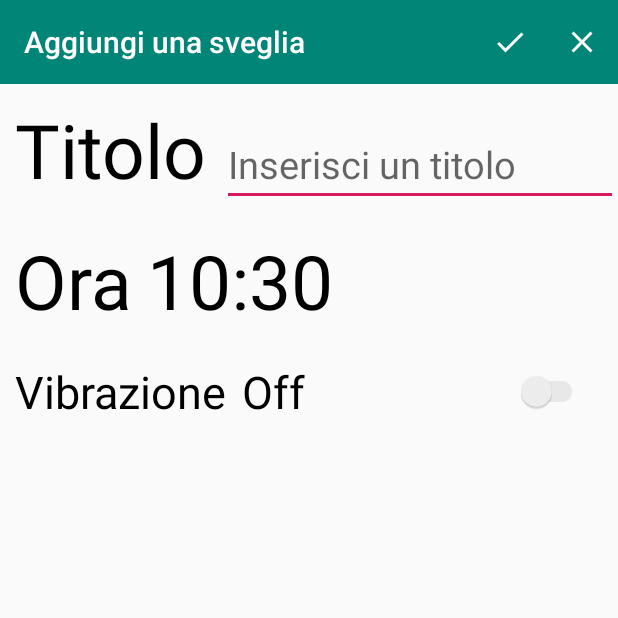
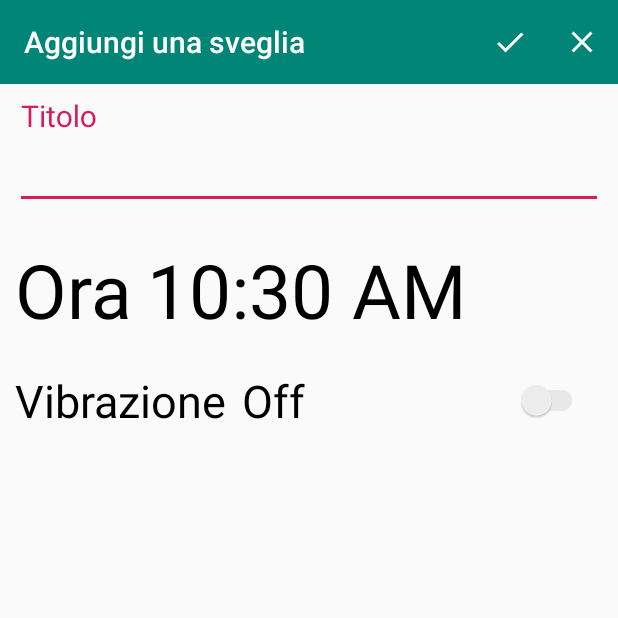
Before and after one commit to nico9779/ProgettoESP, an Android app: the ActivityAddEditAlarm screen opened directly, with no data from a screen before it, on a phone screen of 412 x 824 dp, the top half of it. Run offline under Robolectric (Android 15) with nearby library versions, the phone set to English and light mode, and no system bars; our stand-ins replace Room's generated code.

Commit message:
Aggiunto notifiche e suoni agli allarmi

```diff
--- a/app/src/main/AndroidManifest.xml
+++ b/app/src/main/AndroidManifest.xml
@@ -3,6 +3,7 @@
     package="it.gliandroidiani.progettoesp">
 
     <uses-permission android:name="com.android.alarm.permission.SET_ALARM" />
+    <uses-permission android:name="android.permission.VIBRATE" />
 
     <application
         android:allowBackup="true"
@@ -34,6 +35,9 @@
                 <category android:name="android.intent.category.VOICE" />
             </intent-filter>
         </activity>
+
+        <receiver android:name=".AlertReceiver"/>
+
     </application>
 
 </manifest>
--- a/app/src/main/java/it/gliandroidiani/progettoesp/ActivityAddEditAlarm.java
+++ b/app/src/main/java/it/gliandroidiani/progettoesp/ActivityAddEditAlarm.java
@@ -1,7 +1,10 @@
 package it.gliandroidiani.progettoesp;
 
+import android.app.AlarmManager;
+import android.app.PendingIntent;
 import android.app.TimePickerDialog;
 import android.arch.lifecycle.ViewModelProviders;
+import android.content.Context;
 import android.content.Intent;
 import android.support.v4.app.DialogFragment;
 import android.support.v7.app.AppCompatActivity;
@@ -17,13 +20,14 @@ import android.widget.TextView;
 import android.widget.TimePicker;
 import android.widget.Toast;
 
+import java.text.DateFormat;
 import java.util.Calendar;
 
 public class ActivityAddEditAlarm extends AppCompatActivity implements TimePickerDialog.OnTimeSetListener {
 
     private AlarmViewModel alarmViewModel;
     Toolbar alarmToolbar;
-    TextView time;
+    TextView time_picked;
     TextView vibration_state;
     EditText alarmTitle;
     SwitchCompat vibration_switch;
@@ -32,9 +36,9 @@ public class ActivityAddEditAlarm extends AppCompatActivity implements TimePicke
     protected void onCreate(Bundle savedInstanceState)
     {
         super.onCreate(savedInstanceState);
-        setContentView(R.layout.activity_add_alarm);
+        setContentView(R.layout.activity_add_edit_alarm);
 
-        time = findViewById(R.id.time);
+        time_picked = findViewById(R.id.time_picked);
         vibration_switch = findViewById(R.id.vibration_switch);
         vibration_state = findViewById(R.id.vibration_state);
         alarmTitle = findViewById(R.id.alarm_title);
@@ -45,10 +49,10 @@ public class ActivityAddEditAlarm extends AppCompatActivity implements TimePicke
 
 
         final Calendar c = Calendar.getInstance();
-        int hour = c.get(Calendar.HOUR_OF_DAY);
+        int hours = c.get(Calendar.HOUR_OF_DAY);
         int minute = c.get(Calendar.MINUTE);
 
-        time.setText(hour+":"+minute);
+        updateTimeText(hours, minute);
 
         //Metodo che viene invocato quando cambio lo stato dello switch
         vibration_switch.setOnCheckedChangeListener(new CompoundButton.OnCheckedChangeListener() {
@@ -65,14 +69,19 @@ public class ActivityAddEditAlarm extends AppCompatActivity implements TimePicke
         if(intent.hasExtra(AlarmFragment.EXTRA_ID)){
             alarmToolbar.setTitle("Modifica sveglia");
             alarmTitle.setText(intent.getStringExtra(AlarmFragment.EXTRA_TITLE));
-            time.setText(intent.getIntExtra(AlarmFragment.EXTRA_HOURS, 0)+":"+intent.getIntExtra(AlarmFragment.EXTRA_MINUTE, 0));
+            updateTimeText(intent.getIntExtra(AlarmFragment.EXTRA_HOURS, 0),intent.getIntExtra(AlarmFragment.EXTRA_MINUTE, 0));
             vibration_switch.setChecked(intent.getBooleanExtra(AlarmFragment.EXTRA_VIBRATION, false));
+        }
+
+        if(savedInstanceState != null){
+            String timePicked = savedInstanceState.getString("timePicked");
+            if(timePicked != null) time_picked.setText(timePicked);
         }
     }
 
     private void saveAlarm(){
         String title = alarmTitle.getText().toString();
-        String textTime = time.getText().toString();
+        String textTime = time_picked.getText().toString();
         int hours = 0;
         int minute = 0;
         for (int i = 0; i < textTime.length(); i++) {
@@ -89,19 +98,26 @@ public class ActivityAddEditAlarm extends AppCompatActivity implements TimePicke
             return;
         }
 
+        Calendar c = Calendar.getInstance();
+        c.set(Calendar.HOUR_OF_DAY, hours);
+        c.set(Calendar.MINUTE, minute);
+        c.set(Calendar.SECOND, 0);
+
         if(!getIntent().hasExtra(AlarmFragment.EXTRA_ID)){
             Alarm alarm = new Alarm(title, hours, minute, vibration);
-            alarmViewModel.addAlarm(alarm);
+            long alarmID = alarmViewModel.addAlarm(alarm);
+            startAlarm(c, alarmID, alarm);
             Toast.makeText(this, R.string.event_save_alarm, Toast.LENGTH_SHORT).show();
         }
         else {
-            int id = getIntent().getIntExtra(AlarmFragment.EXTRA_ID, -1);
+            long id = getIntent().getLongExtra(AlarmFragment.EXTRA_ID, -1);
             if (id == -1)
                 Toast.makeText(this, "La sveglia non può essere modificata", Toast.LENGTH_SHORT).show();
             else {
                 Alarm alarm = new Alarm(title, hours, minute, vibration);
                 alarm.setId(id);
                 alarmViewModel.updateAlarm(alarm);
+                startAlarm(c, id, alarm);
                 Toast.makeText(this, "Sveglia modificata", Toast.LENGTH_SHORT).show();
             }
         }
@@ -137,12 +153,42 @@ public class ActivityAddEditAlarm extends AppCompatActivity implements TimePicke
 
     @Override
     public void onTimeSet(TimePicker view, int hourOfDay, int minute) {
-        TextView textView = findViewById(R.id.time);
-        textView.setText(hourOfDay+":"+minute);
+        updateTimeText(hourOfDay, minute);
     }
 
     public void setTime(View view) {
         DialogFragment timePicker = new TimePickerFragment();
         timePicker.show(getSupportFragmentManager(), "Time Picker");
     }
+
+    private void startAlarm(Calendar c, long alarmID, Alarm alarm){
+        AlarmManager alarmManager = (AlarmManager) getSystemService(Context.ALARM_SERVICE);
+        Intent intent = new Intent(this, AlertReceiver.class);
+        intent.putExtra("Title", alarm.getTitle());
+        intent.putExtra("AlarmID", alarmID);
+        intent.putExtra("Vibration", alarm.isVibration());
+        PendingIntent pendingIntent = PendingIntent.getBroadcast(this, (int) alarmID, intent, PendingIntent.FLAG_UPDATE_CURRENT);
+
+        if(c.before(Calendar.getInstance())){
+            c.add(Calendar.DATE, 1);
+        }
+
+        alarmManager.setRepeating(AlarmManager.RTC_WAKEUP, c.getTimeInMillis(),AlarmManager.INTERVAL_DAY, pendingIntent);
+    }
+
+    private void updateTimeText(int hours, int minute) {
+        Calendar c = Calendar.getInstance();
+        c.set(Calendar.HOUR_OF_DAY, hours);
+        c.set(Calendar.MINUTE, minute);
+        c.set(Calendar.SECOND, 0);
+        String timeText = DateFormat.getTimeInstance(DateFormat.SHORT).format(c.getTime());
+        time_picked.setText(timeText);
+    }
+
+    @Override
+    protected void onSaveInstanceState(Bundle outState) {
+        String timePicked = time_picked.getText().toString();
+        outState.putString("timePicked", timePicked);
+        super.onSaveInstanceState(outState);
+    }
 }
--- a/app/src/main/java/it/gliandroidiani/progettoesp/Alarm.java
+++ b/app/src/main/java/it/gliandroidiani/progettoesp/Alarm.java
@@ -16,7 +16,7 @@ public class Alarm {
 
     @PrimaryKey(autoGenerate = true)
     @ColumnInfo(name = "id")
-    private int id;
+    private long id;
 
     @ColumnInfo(name = "title")
     private String title;
@@ -30,11 +30,11 @@ public class Alarm {
     @ColumnInfo(name = "vibration")
     private boolean vibration;
 
-    public int getId() {
+    public long getId() {
         return id;
     }
 
-    public void setId(int id) {
+    public void setId(long id) {
         this.id = id;
     }
 
--- a/app/src/main/java/it/gliandroidiani/progettoesp/AlarmDao.java
+++ b/app/src/main/java/it/gliandroidiani/progettoesp/AlarmDao.java
@@ -19,7 +19,7 @@ public interface AlarmDao {
     void deleteAllAlarms();
 
     @Insert
-    void addAlarm(Alarm alarm);
+    long addAlarm(Alarm alarm);
 
     @Update
     void updateAlarm(Alarm alarm);
--- a/app/src/main/java/it/gliandroidiani/progettoesp/AlarmViewModel.java
+++ b/app/src/main/java/it/gliandroidiani/progettoesp/AlarmViewModel.java
@@ -18,8 +18,8 @@ public class AlarmViewModel extends AndroidViewModel {
         allAlarms = repository.getAllAlarms();
     }
 
-    public void addAlarm(Alarm alarm){
-        repository.addAlarm(alarm);
+    public long addAlarm(Alarm alarm){
+        return repository.addAlarm(alarm);
     }
 
     public void updateAlarm(Alarm alarm){
--- a/app/src/main/res/layout/activity_add_alarm.xml
+++ b/app/src/main/res/layout/activity_add_edit_alarm.xml
@@ -25,26 +25,21 @@
         android:layout_height="wrap_content"
         android:layout_below="@id/add_alarm_toolbar">
 
-        <TextView
-            android:id="@+id/title_label"
-            android:layout_width="wrap_content"
+        <android.support.design.widget.TextInputLayout
+            android:layout_width="match_parent"
+            android:layout_height="wrap_content"
             android:layout_margin="10dp"
-            android:layout_height="wrap_content"
-            android:textSize="50sp"
-            android:textColor="@color/nero"
-            android:text="@string/alarm_title_label"/>
+            app:hintTextAppearance="@style/EditTextHintLabel">
 
-        <EditText
-            android:id="@+id/alarm_title"
-            android:layout_width="wrap_content"
-            android:layout_height="wrap_content"
-            android:layout_alignParentEnd="true"
-            android:layout_alignBaseline="@id/title_label"
-            android:layout_toEndOf="@id/title_label"
-            android:hint="@string/enter_alarm_title_hint"
-            android:inputType="textCapSentences"
-            android:textSize="25sp"
-            tools:ignore="Autofill" />
+            <android.support.design.widget.TextInputEditText
+                android:id="@+id/alarm_title"
+                android:layout_width="match_parent"
+                android:layout_height="wrap_content"
+                android:hint="@string/alarm_title_label"
+                android:inputType="textCapSentences"
+                android:textSize="25sp" />
+
+        </android.support.design.widget.TextInputLayout>
 
     </RelativeLayout>
 
@@ -64,7 +59,7 @@
             android:text="@string/alarm_time_label" />
 
         <TextView
-            android:id="@+id/time"
+            android:id="@+id/time_picked"
             android:layout_width="wrap_content"
             android:layout_height="wrap_content"
             android:layout_alignBaseline="@id/time_label"
--- a/app/src/main/res/layout/activity_main.xml
+++ b/app/src/main/res/layout/activity_main.xml
@@ -19,7 +19,7 @@
         android:id="@+id/bottom_navigation_bar"
         android:layout_alignParentBottom="true"
         app:menu="@menu/bottom_navigation_menu"
-        android:background="@color/colorPrimary"
+        android:background="@color/colorPrimaryDark"
         app:itemIconTint="@color/bottom_navigation_colors"
         app:itemTextColor="@color/bottom_navigation_colors"/>
 
--- a/app/src/main/res/values/colors.xml
+++ b/app/src/main/res/values/colors.xml
@@ -4,7 +4,7 @@
     <color name="colorPrimaryDark">#00574B</color>
     <color name="colorAccent">#D81B60</color>
     <color name="bianco">#FFFFFF</color>
-    <color name="grigio">#525151</color>
+    <color name="grigio">#AAAAAA</color>
     <color name="nero">#000000</color>
     <!-- colori switch -->
     <color name="disable_thumb_grey">#f1f1f1</color>
--- a/app/src/main/res/values/strings.xml
+++ b/app/src/main/res/values/strings.xml
@@ -9,7 +9,6 @@
     <string name="event_cancel_alarm">Sveglia annullata</string>
     <string name="event_delete_alarm">Sveglia eliminata</string>
     <string name="deleted_all_alarms">Tutte le sveglie sono state eliminate</string>
-    <string name="enter_alarm_title_hint">Inserisci un titolo</string>
     <string name="alarm_title_label">Titolo</string>
     <string name="alarm_time_label">Ora</string>
     <string name="vibrator_label">Vibrazione</string>
--- a/app/src/main/res/values/styles.xml
+++ b/app/src/main/res/values/styles.xml
@@ -21,4 +21,9 @@
         <item name="android:tint">@color/bianco</item>
     </style>
 
+    <!-- Stile della EditText -->
+    <style name="EditTextHintLabel" parent="TextAppearance.Design.Hint">
+        <item name="android:textSize">20sp</item>
+    </style>
+
 </resources>
```
Also changed, not shown: app/src/main/java/it/gliandroidiani/progettoesp/AlarmAdapter.java (+10 -6 lines), app/src/main/java/it/gliandroidiani/progettoesp/AlarmFragment.java (+25 -1 lines), app/src/main/java/it/gliandroidiani/progettoesp/AlarmRepository.java (+15 -6 lines), app/src/main/java/it/gliandroidiani/progettoesp/AlertReceiver.java (added, +19 -0 lines), app/src/main/java/it/gliandroidiani/progettoesp/MainActivity.java (+29 -4 lines), app/src/main/java/it/gliandroidiani/progettoesp/NotificationHelper.java (added, +74 -0 lines), app/src/main/res/layout/alarm_item.xml (+26 -11 lines), 1 other file.
